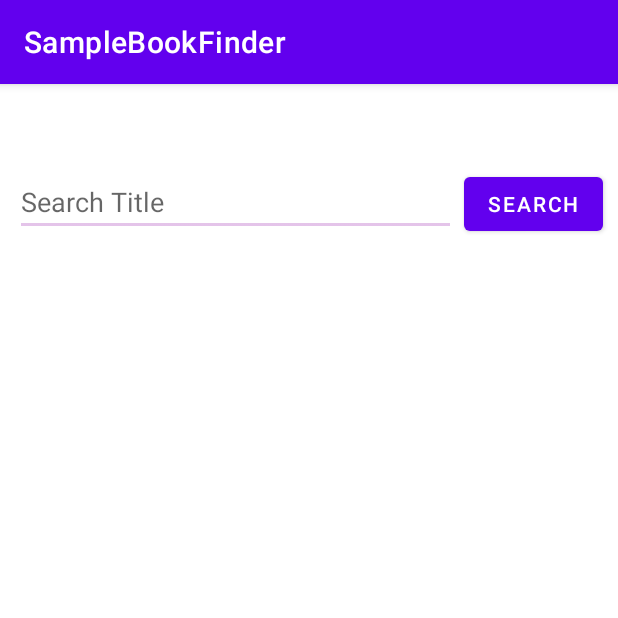
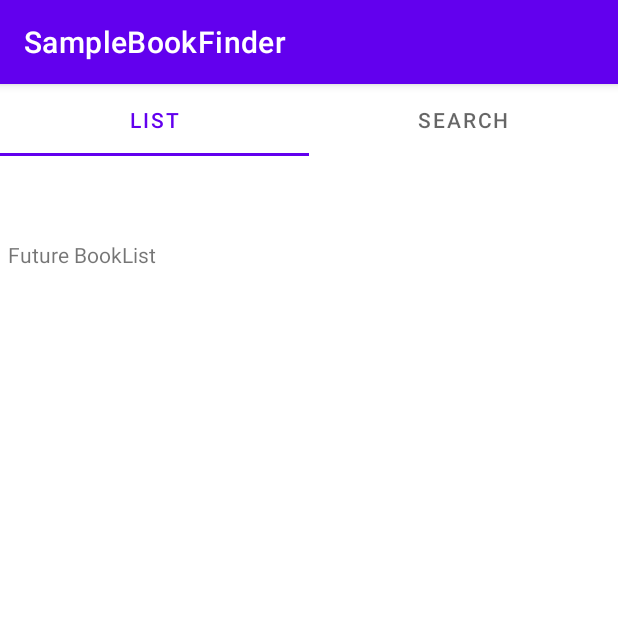
Before and after one commit to kmbunnell/SampleBookFinder, an Android app: the screen it shows after launch (MainActivity), on a phone screen of 412 x 824 dp, the top half of it. Run offline under Robolectric (Android 15) with nearby library versions, the phone set to English and light mode, and no system bars; our stand-ins replace data binding; 1 statement that could not run was skipped.

Commit message:
tabbed main layout

```diff
--- a/app/build.gradle
+++ b/app/build.gradle
@@ -62,6 +62,7 @@ dependencies {
     implementation "org.jetbrains.kotlin:kotlin-reflect:$kotlin_version"
     implementation("androidx.cardview:cardview:1.0.0")
     implementation "androidx.fragment:fragment-ktx:1.3.6"
-
+    implementation 'com.google.android.material:material:1.4.0'
+    implementation("androidx.viewpager2:viewpager2:1.0.0")
 
 }
--- a/app/src/main/java/com/bonehill/samplebookfinder/MainActivity.kt
+++ b/app/src/main/java/com/bonehill/samplebookfinder/MainActivity.kt
@@ -4,12 +4,56 @@ package com.bonehill.samplebookfinder
 import androidx.appcompat.app.AppCompatActivity
 import android.os.Bundle
 import androidx.activity.viewModels
+import androidx.fragment.app.Fragment
+import androidx.fragment.app.FragmentActivity
+import androidx.fragment.app.FragmentManager
+import androidx.lifecycle.Lifecycle
+import androidx.viewpager2.adapter.FragmentStateAdapter
+import com.bonehill.samplebookfinder.booklist.MyBookList
+import com.bonehill.samplebookfinder.booksearch.BookSearch
+import com.bonehill.samplebookfinder.databinding.ActivityMainBinding
+
+import com.google.android.material.tabs.TabLayout
+import com.google.android.material.tabs.TabLayoutMediator
 
 class MainActivity : AppCompatActivity() {
 
+    private val viewModel: MainActivityViewModel by viewModels()
+
     override fun onCreate(savedInstanceState: Bundle?) {
         super.onCreate(savedInstanceState)
-        setContentView(R.layout.activity_main)
+
+        val binding = ActivityMainBinding.inflate(layoutInflater)
+        setContentView(binding.root)
+        binding.viewModel = viewModel
+        binding.lifecycleOwner = this
+
+        val viewPager = binding.pager
+        val tabLayout = binding.tabLayout
+
+        val adapter = ViewPagerAdapter(supportFragmentManager, lifecycle)
+        binding.pager.adapter = adapter
+
+        TabLayoutMediator(tabLayout, viewPager) { tab, position ->
+            tab.text = when(position) {
+                0 -> getString(R.string.list)
+                else -> getString(R.string.search)
+            }
+        }.attach()
+
+
     }
 
+    private inner class ViewPagerAdapter(fragmentManager: FragmentManager, lifecycle: Lifecycle) :
+    FragmentStateAdapter(fragmentManager, lifecycle) {
+        override fun getItemCount(): Int = 2
+
+        override fun createFragment(position: Int): Fragment {
+            return when (position) {
+                0 -> MyBookList.newInstance()
+                else -> BookSearch.newInstance()
+
+            }
+        }
+    }
 }
--- a/app/src/main/java/com/bonehill/samplebookfinder/booklist/MyBookList.kt
+++ b/app/src/main/java/com/bonehill/samplebookfinder/booklist/MyBookList.kt
@@ -26,7 +26,7 @@ class MyBookList : Fragment() {
     override fun onActivityCreated(savedInstanceState: Bundle?) {
         super.onActivityCreated(savedInstanceState)
         viewModel = ViewModelProvider(this).get(MyBookListViewModel::class.java)
-        // TODO: Use the ViewModel
+
     }
 
 }
--- a/app/src/main/java/com/bonehill/samplebookfinder/booksearch/BookSearch.kt
+++ b/app/src/main/java/com/bonehill/samplebookfinder/booksearch/BookSearch.kt
@@ -31,8 +31,7 @@ class BookSearch : Fragment() {
 
         // Allows Data Binding to Observe LiveData with the lifecycle of this Fragment
         binding.viewModel = viewModel
-        binding.lifecycleOwner = this
-
+        binding.lifecycleOwner=this
         binding.recyclerView.adapter= BookGridAdapter()
         binding.txtSearch.setOnEditorActionListener { _, actionId, _ ->
             return@setOnEditorActionListener when (actionId) {
--- a/app/src/main/res/layout/activity_main.xml
+++ b/app/src/main/res/layout/activity_main.xml
@@ -1,9 +1,38 @@
 <?xml version="1.0" encoding="utf-8"?>
-<androidx.fragment.app.FragmentContainerView
-    xmlns:android="http://schemas.android.com/apk/res/android"
-    xmlns:tools="http://schemas.android.com/tools"
-    android:id="@+id/overviewFragment"
-    android:name="com.bonehill.samplebookfinder.booksearch.BookSearch"
-    android:layout_width="match_parent"
-    android:layout_height="match_parent"
-    tools:layout="@layout/book_search_fragment" />
+<layout xmlns:android="http://schemas.android.com/apk/res/android"
+    xmlns:app="http://schemas.android.com/apk/res-auto">
+
+    <data>
+        <variable
+            name="viewModel"
+            type="com.bonehill.samplebookfinder.MainActivityViewModel" />
+
+    </data>
+
+    <androidx.constraintlayout.widget.ConstraintLayout
+        android:layout_width="match_parent"
+        android:layout_height="match_parent"
+        android:layout_marginTop="?attr/actionBarSize"
+       >
+
+        <com.google.android.material.tabs.TabLayout
+            android:id="@+id/tabLayout"
+            android:layout_width="match_parent"
+            android:layout_height="wrap_content"
+            app:layout_constraintEnd_toEndOf="parent"
+
+            app:layout_constraintStart_toStartOf="parent"
+            app:layout_constraintTop_toTopOf="parent"></com.google.android.material.tabs.TabLayout>
+
+        <androidx.viewpager2.widget.ViewPager2
+            android:id="@+id/pager"
+            android:layout_width="match_parent"
+            android:layout_height="match_parent"
+            android:layout_marginTop="48dp"
+            app:layout_constraintBottom_toBottomOf="parent"
+            app:layout_constraintEnd_toEndOf="parent"
+            app:layout_constraintStart_toStartOf="parent"
+            app:layout_constraintTop_toBottomOf="@+id/tabLayout" />
+    </androidx.constraintlayout.widget.ConstraintLayout>
+
+</layout>
--- a/app/src/main/res/layout/book_search_fragment.xml
+++ b/app/src/main/res/layout/book_search_fragment.xml
@@ -7,13 +7,17 @@
         type="com.bonehill.samplebookfinder.booksearch.BookSearchViewModel" />
 
 </data>
+    <FrameLayout xmlns:android="http://schemas.android.com/apk/res/android"
+        xmlns:tools="http://schemas.android.com/tools"
+        android:layout_width="match_parent"
+        android:layout_height="match_parent"
+        tools:context=".booklist.BookSearch" android:background="@color/purple_200">
 
-<androidx.constraintlayout.widget.ConstraintLayout xmlns:android="http://schemas.android.com/apk/res/android"
-    xmlns:app="http://schemas.android.com/apk/res-auto"
-    xmlns:tools="http://schemas.android.com/tools"
-    android:layout_width="match_parent"
-    android:layout_height="match_parent"
-    tools:context=".booksearch.BookSearch">
+        <androidx.constraintlayout.widget.ConstraintLayout xmlns:android="http://schemas.android.com/apk/res/android"
+        xmlns:app="http://schemas.android.com/apk/res-auto"
+        xmlns:tools="http://schemas.android.com/tools"
+        android:layout_width="match_parent"
+        android:layout_height="match_parent">
 
     <ProgressBar
         android:id="@+id/progressBar1"
@@ -73,5 +77,5 @@
         app:layout_constraintStart_toStartOf="parent"
         app:layout_constraintTop_toBottomOf="@+id/btnSearch" />
 </androidx.constraintlayout.widget.ConstraintLayout>
-
+    </FrameLayout>
 </layout>
--- a/app/src/main/res/layout/my_book_list_fragment.xml
+++ b/app/src/main/res/layout/my_book_list_fragment.xml
@@ -6,8 +6,10 @@
     tools:context=".booklist.MyBookList">
 
     <TextView
+        android:layout_marginTop="?attr/actionBarSize"
         android:layout_width="match_parent"
         android:layout_height="match_parent"
-        android:text="Future BookList " />
+        android:text="Future BookList "
+        android:layout_marginStart="5dp" />
 
 </FrameLayout>
--- a/app/src/main/res/values/strings.xml
+++ b/app/src/main/res/values/strings.xml
@@ -3,4 +3,6 @@
     <string name="desc">Book Cover</string>
     <string name="searchTitle">Search Title</string>
     <string name="search">Search</string>
+    <string name="list">List</string>
+
 </resources>
--- a/app/src/main/res/values/themes.xml
+++ b/app/src/main/res/values/themes.xml
@@ -12,5 +12,6 @@
         <!-- Status bar color. -->
         <item name="android:statusBarColor" tools:targetApi="l">?attr/colorPrimaryVariant</item>
         <!-- Customize your theme here. -->
+
     </style>
 </resources>
```
